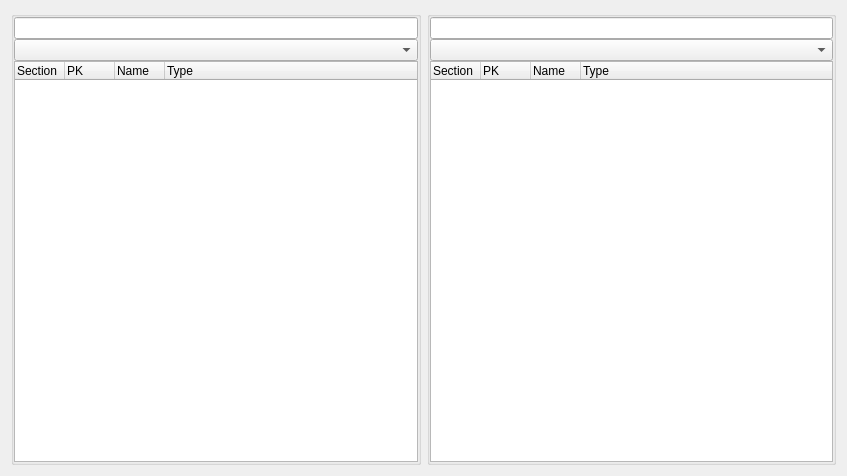
Old version of the form TableComparisonForm.ui in the repository fritzone/ddm.
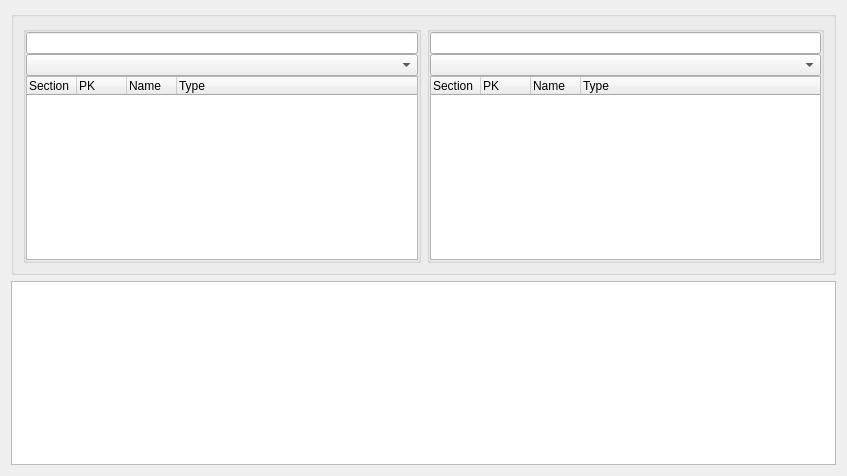
New version of the form.

Diff of the .ui file:
```diff
--- a/TableComparisonForm.ui
+++ b/TableComparisonForm.ui
@@ -13,7 +13,13 @@
   <property name="windowTitle">
    <string>Form</string>
   </property>
-  <layout class="QHBoxLayout" name="horizontalLayout">
+  <layout class="QVBoxLayout" name="verticalLayout_3">
+   <item>
+    <widget class="QGroupBox" name="groupBox">
+     <property name="title">
+      <string/>
+     </property>
+     <layout class="QHBoxLayout" name="horizontalLayout_2">
    <item>
     <widget class="QGroupBox" name="grpLeft">
      <property name="title">
@@ -127,6 +133,12 @@
       </item>
      </layout>
     </widget>
+      </item>
+     </layout>
+    </widget>
+   </item>
+   <item>
+    <widget class="QTextEdit" name="textEdit"/>
    </item>
   </layout>
  </widget>
```
Lines whose indentation alone changed are shown as unchanged.
